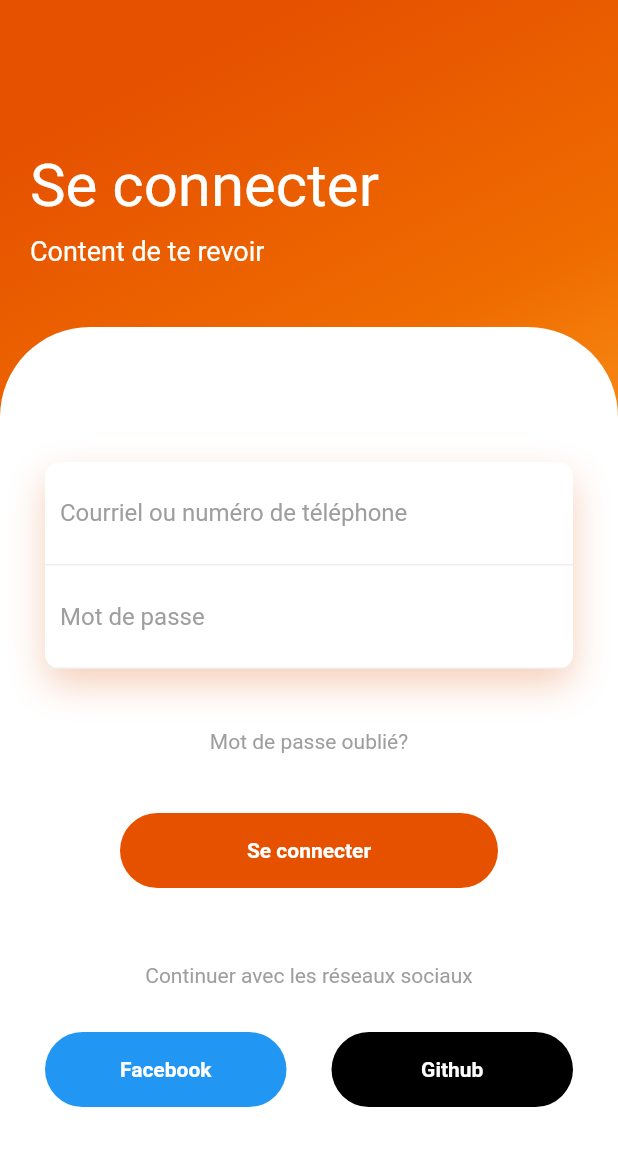
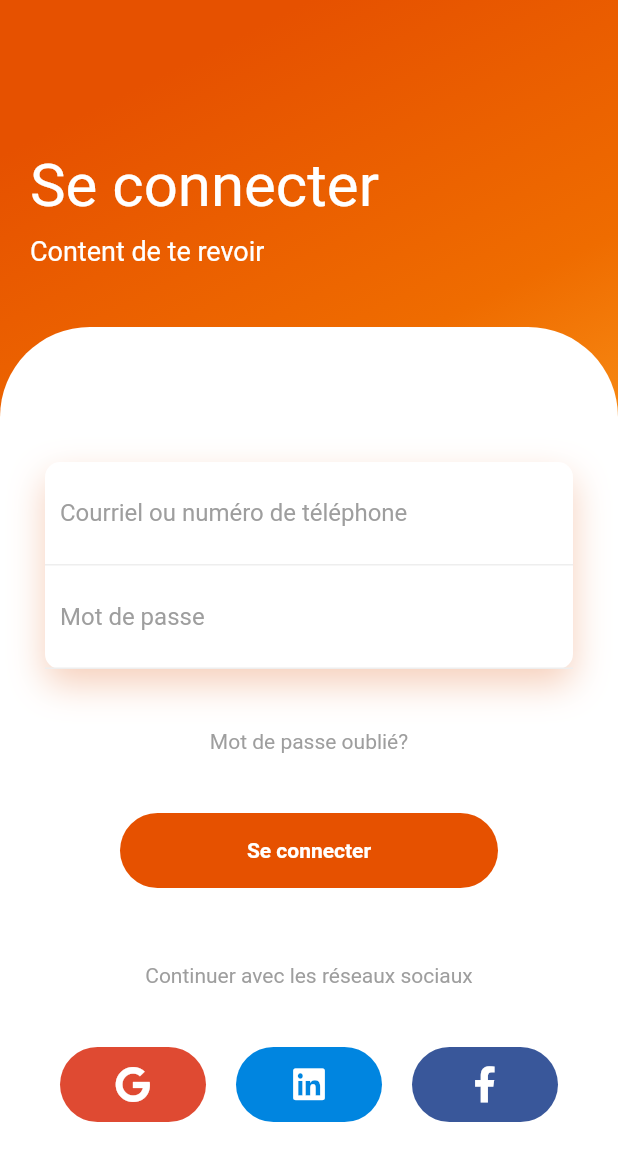
Before and after one commit to camara94/flutter_firebase_login_push_notification, a Flutter app: the screen it shows after launch, on a phone screen of 412 x 824 dp. Shown: the top 1161 px of the screen. Run offline on Flutter 3.47's test engine with Material 2 defaults, Android fonts, the phone set to English and light mode, and no system bars; our stand-ins replace fluttertoast, font_awesome_flutter, simple_animations.

Commit message:
icone pour Aouth2

```diff
--- /dev/null
+++ b/firebase_login_push_notification/lib/bouton/customWidgets.dart
@@ -0,0 +1,51 @@
+import 'package:flutter/material.dart';
+
+class CustomWidgets {
+  static Widget socialButtonRect(title, color, icon, {Function onTap}) {
+    return InkWell(
+      onTap: () {
+        onTap();
+      },
+      child: Container(
+        height: 50,
+        margin: EdgeInsets.symmetric(vertical: 10, horizontal: 10),
+        decoration: BoxDecoration(
+            color: color, borderRadius: BorderRadius.all(Radius.circular(50))),
+        child: Row(
+          mainAxisAlignment: MainAxisAlignment.center,
+          children: [
+            Icon(
+              icon,
+              color: Colors.white,
+            ),
+            Container(
+              child: Text(title,
+                  style: TextStyle(
+                      color: Colors.white,
+                      fontSize: 18,
+                      fontWeight: FontWeight.w400)),
+            ),
+          ],
+        ),
+      ),
+    );
+  }
+
+  static Widget socialButtonCircle(color, icon, {iconColor, Function onTap}) {
+    return InkWell(
+      onTap: () {
+        onTap();
+      },
+      child: Container(
+          padding: const EdgeInsets.all(10.0),
+          decoration: new BoxDecoration(
+            shape: BoxShape.circle,
+            color: color,
+          ),
+          child: Icon(
+            icon,
+            color: iconColor,
+          )), //
+    );
+  }
+}
--- /dev/null
+++ b/firebase_login_push_notification/lib/constants/button_social.dart
@@ -0,0 +1,9 @@
+import 'package:flutter/material.dart';
+
+final Color facebookColor = const Color(0xff39579A);
+final Color twitterColor = const Color(0xff00ABEA);
+final Color instaColor = const Color(0xffBE2289);
+final Color whatsappColor = const Color(0xff075E54);
+final Color linkedinColor = const Color(0xff0085E0);
+final Color githubColor = const Color(0xff202020);
+final Color googleColor = const Color(0xffDF4A32);
--- a/firebase_login_push_notification/lib/screens/login/login.dart
+++ b/firebase_login_push_notification/lib/screens/login/login.dart
@@ -1,6 +1,12 @@
 import 'package:flutter/material.dart';
-
 import '../../animation/fade_animation.dart';
+import 'package:font_awesome_flutter/font_awesome_flutter.dart';
+import 'package:flutter/cupertino.dart';
+import 'package:fluttertoast/fluttertoast.dart';
+import 'package:firebase_login_push_notification/bouton/customWidgets.dart';
+import '../../constants/button_social.dart';
+import '../../constants/button_social.dart';
+import '../../constants/button_social.dart';
 
 class Login extends StatefulWidget {
   Login({Key key}) : super(key: key);
@@ -157,43 +163,36 @@ class _LoginState extends State<Login> {
                           children: <Widget>[
                             Expanded(
                               child: FadeAnimation(
-                                  1.8,
-                                  Container(
-                                    height: 50,
-                                    decoration: BoxDecoration(
-                                        borderRadius: BorderRadius.circular(50),
-                                        color: Colors.blue),
-                                    child: Center(
-                                      child: Text(
-                                        "Facebook",
-                                        style: TextStyle(
-                                            color: Colors.white,
-                                            fontWeight: FontWeight.bold),
-                                      ),
-                                    ),
-                                  )),
-                            ),
-                            SizedBox(
-                              width: 30,
+                                1.8,
+                                CustomWidgets.socialButtonRect(
+                                    '', googleColor, FontAwesomeIcons.google,
+                                    onTap: () {
+                                  Fluttertoast.showToast(msg: 'I am google');
+                                }),
+                              ),
                             ),
                             Expanded(
                               child: FadeAnimation(
-                                  1.9,
-                                  Container(
-                                    height: 50,
-                                    decoration: BoxDecoration(
-                                        borderRadius: BorderRadius.circular(50),
-                                        color: Colors.black),
-                                    child: Center(
-                                      child: Text(
-                                        "Github",
-                                        style: TextStyle(
-                                            color: Colors.white,
-                                            fontWeight: FontWeight.bold),
-                                      ),
-                                    ),
-                                  )),
-                            )
+                                1.8,
+                                CustomWidgets.socialButtonRect(
+                                    '',
+                                    linkedinColor,
+                                    FontAwesomeIcons.linkedin, onTap: () {
+                                  Fluttertoast.showToast(msg: 'I am github');
+                                }),
+                              ),
+                            ),
+                            Expanded(
+                              child: FadeAnimation(
+                                1.8,
+                                CustomWidgets.socialButtonRect(
+                                    '',
+                                    facebookColor,
+                                    FontAwesomeIcons.facebookF, onTap: () {
+                                  Fluttertoast.showToast(msg: 'I am facebook');
+                                }),
+                              ),
+                            ),
                           ],
                         )
                       ],
--- a/firebase_login_push_notification/pubspec.yaml
+++ b/firebase_login_push_notification/pubspec.yaml
@@ -24,6 +24,8 @@ dependencies:
   flutter:
     sdk: flutter
   simple_animations: ^1.3.3
+  font_awesome_flutter: null
+  fluttertoast: null
 
 
   # The following adds the Cupertino Icons font to your application.
```
Also changed, not shown: firebase_login_push_notification/pubspec.lock.
